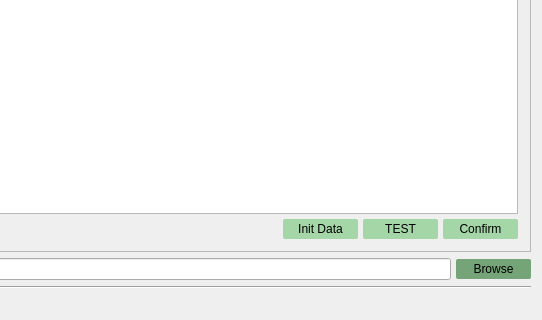
Before: the Qt Designer form ui/Poe_Excel_automator_ss.ui in Setyadjih/MissPoeAccounting, drawn with Qt 5; both pictures show x 783 to 1325 and y 116 to 436 of the 1325 by 436 pixel window.
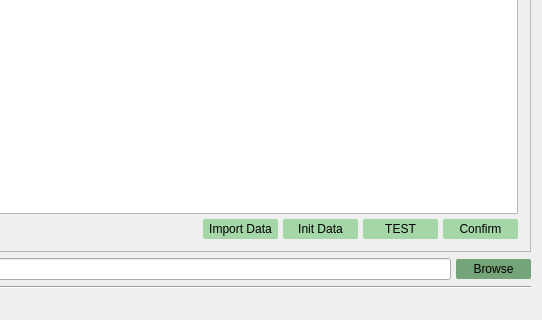
After: the same form once the commit is applied. Icons and pictures are not drawn.

Commit message: feat: add import records function

The edit to the form file:
```diff
--- a/ui/Poe_Excel_automator_ss.ui
+++ b/ui/Poe_Excel_automator_ss.ui
@@ -714,6 +714,13 @@
                  </property>
                 </spacer>
                </item>
+               <item>
+                <widget class="QPushButton" name="import_button">
+                 <property name="text">
+                  <string>Import Data</string>
+                 </property>
+                </widget>
+               </item>
                <item>
                 <widget class="QPushButton" name="init_button">
                  <property name="text">
```
The commit also changes 3 other files.
